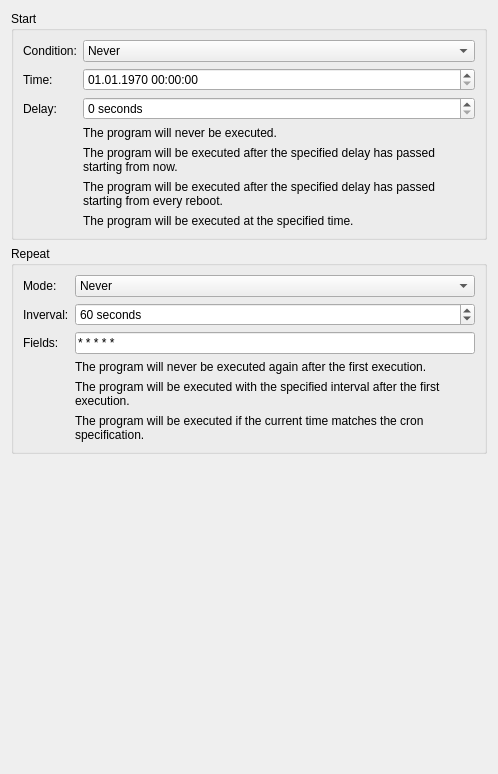
Above: src/brickv/plugin_system/plugins/red/ui/program_page_schedule.ui from Tinkerforge/brickv before the change. Below: the same form after it.
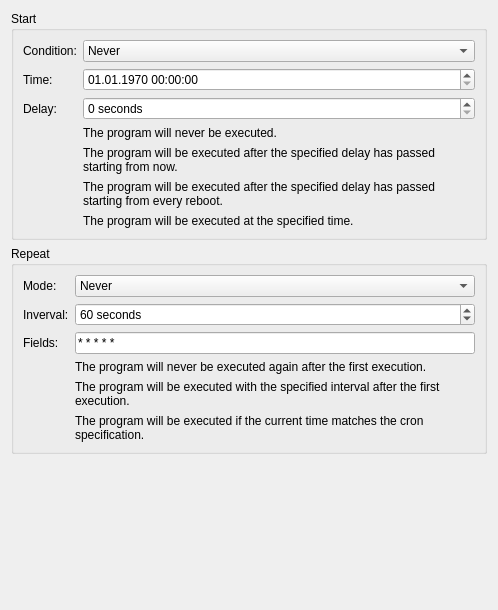
That is the form after the change.

What changed in the file:
```diff
--- a/src/brickv/plugin_system/plugins/red/ui/program_page_schedule.ui
+++ b/src/brickv/plugin_system/plugins/red/ui/program_page_schedule.ui
@@ -7,7 +7,7 @@
     <x>0</x>
     <y>0</y>
     <width>498</width>
-    <height>774</height>
+    <height>610</height>
    </rect>
   </property>
   <property name="windowTitle">
```
